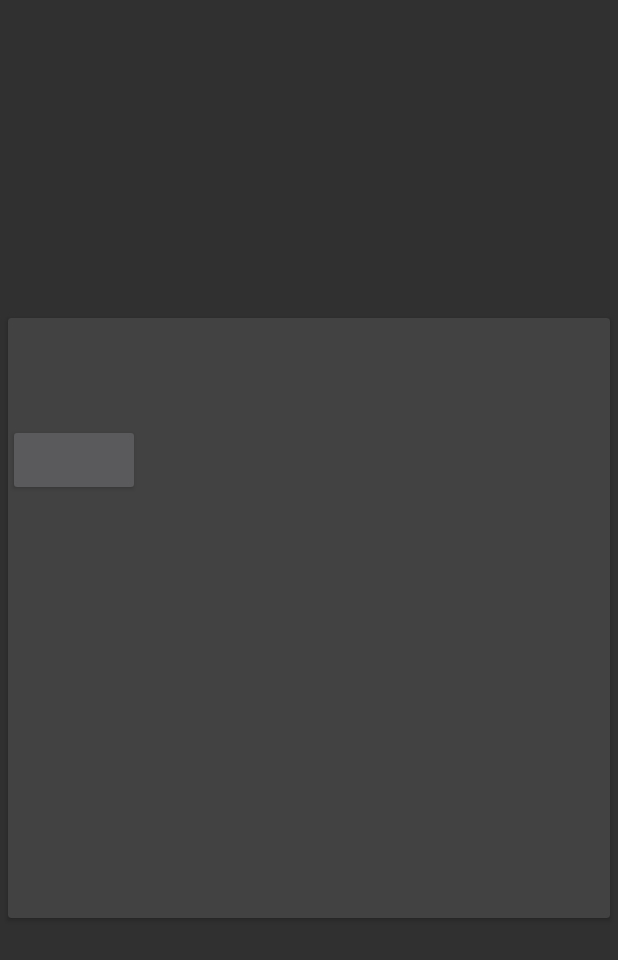
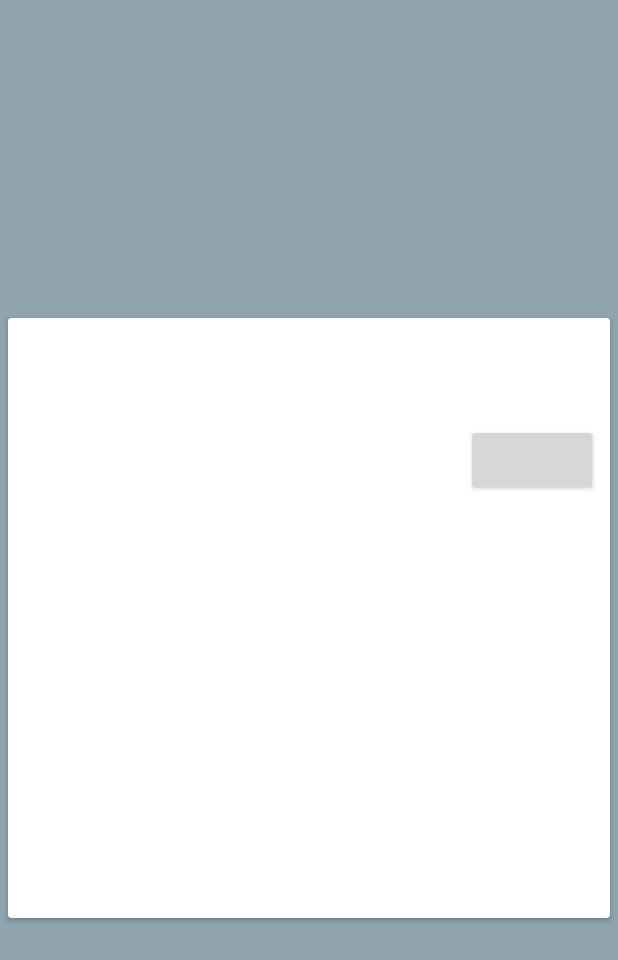
Before and after one commit to jetsetpaul/newsapp, an Android app: the layout recycler_item.xml on its own in the app's theme, with its tools: preview values and no code run, on a phone screen of 412 x 824 dp. Shown: the top 960 px of the screen. Run offline under Robolectric (Android 15) with nearby library versions, the phone set to English and light mode, and no system bars; plain views replace ShareButton.

Commit message:
thursday afternoon

```diff
--- a/NewsApp/app/src/main/res/layout/drawer_list_item.xml
+++ b/NewsApp/app/src/main/res/layout/drawer_list_item.xml
@@ -1,6 +1,7 @@
 <?xml version="1.0" encoding="utf-8"?>
 <LinearLayout xmlns:android="http://schemas.android.com/apk/res/android"
     android:orientation="horizontal" android:layout_width="match_parent"
+    android:descendantFocusability="blocksDescendants"
     android:paddingBottom="15dp"
     android:layout_height="match_parent">
     <ImageView
@@ -12,5 +13,11 @@
         android:layout_height="wrap_content"
         android:textSize="25sp"
         android:id="@+id/drawer_list_text"/>
+    <CheckBox
+        android:layout_gravity="right"
+        android:layout_width="wrap_content"
+        android:layout_height="wrap_content"
+        android:layout_marginLeft="20dp"
+        android:id="@+id/checkbox"/>
 
 </LinearLayout>
--- a/NewsApp/app/src/main/res/layout/recycler_item.xml
+++ b/NewsApp/app/src/main/res/layout/recycler_item.xml
@@ -10,7 +10,8 @@
 
 <LinearLayout xmlns:android="http://schemas.android.com/apk/res/android"
     android:orientation="vertical" android:layout_width="match_parent"
-    android:layout_height="wrap_content">
+    android:layout_height="wrap_content"
+    android:weightSum="1">
 
     <ImageView
         android:layout_width="match_parent"
@@ -29,11 +30,15 @@
         android:id="@+id/blurb_text"
         android:layout_width="match_parent"
         android:layout_height="wrap_content"
-        android:layout_margin="5dp"/>
+        android:layout_margin="5dp"
+        android:layout_marginBottom="20dp"/>
+
     <com.facebook.share.widget.ShareButton
         android:layout_width="wrap_content"
         android:layout_height="wrap_content"
-        android:id="@+id/fb_share_button"/>
+        android:id="@+id/fb_share_button"
+        android:layout_marginRight="8dp"
+        android:layout_gravity="right" />
 
 </LinearLayout>
 
--- a/NewsApp/app/src/main/res/values-v21/styles.xml
+++ b/NewsApp/app/src/main/res/values-v21/styles.xml
@@ -7,11 +7,12 @@
         <item name="android:statusBarColor">@android:color/transparent</item>
     </style>
 
-    <style name="AppTheme" parent="Theme.AppCompat.NoActionBar">
+    <style name="AppTheme" parent="Theme.AppCompat.Light.NoActionBar">
         <!-- Customize your theme here. -->
         <item name="colorPrimary">@color/colorPrimary</item>
         <item name="colorPrimaryDark">@color/colorPrimaryDark</item>
         <item name="colorAccent">@color/colorAccent</item>
         <item name="android:statusBarColor">@color/colorPrimaryDark</item>
+        <item name="android:colorBackground">@color/whatever</item>
     </style>
 </resources>
--- a/NewsApp/app/src/main/res/values/colors.xml
+++ b/NewsApp/app/src/main/res/values/colors.xml
@@ -1,6 +1,7 @@
 <?xml version="1.0" encoding="utf-8"?>
 <resources>
-    <color name="colorPrimary">#3F51B5</color>
+    <color name="colorPrimary">#78909c</color>
     <color name="colorPrimaryDark">#263238</color>
     <color name="colorAccent">#FF4081</color>
+    <color name="whatever">#90a4ae</color>
 </resources>
--- a/NewsApp/app/src/main/res/values/styles.xml
+++ b/NewsApp/app/src/main/res/values/styles.xml
@@ -1,11 +1,12 @@
 <resources>
 
     <!-- Base application theme. -->
-    <style name="AppTheme" parent="Theme.AppCompat.NoActionBar">
+    <style name="AppTheme" parent="Theme.AppCompat.Light.NoActionBar">
         <!-- Customize your theme here. -->
         <item name="colorPrimary">@color/colorPrimary</item>
         <item name="colorPrimaryDark">@color/colorPrimaryDark</item>
         <item name="colorAccent">@color/colorAccent</item>
+        <item name="android:colorBackground">@color/whatever</item>
     </style>
 
     <style name="AppTheme.NoActionBar">
```
